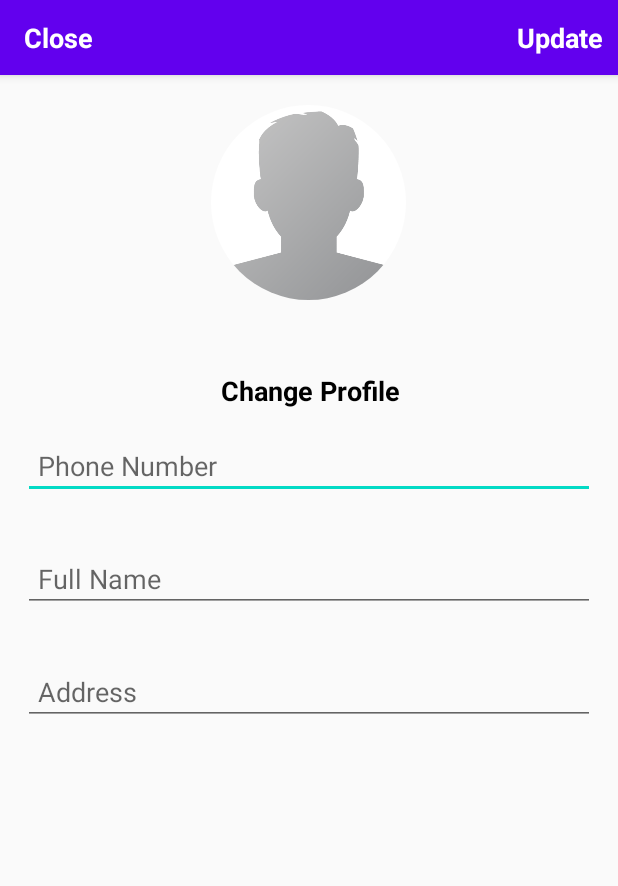
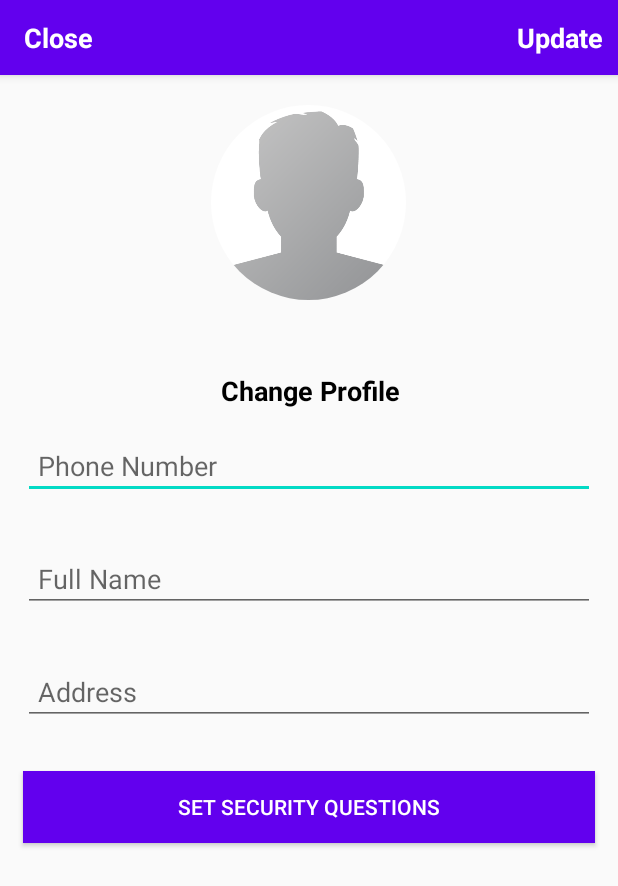
Before and after one commit to Faizan-Mushtaq/Ecommerce, an Android app: the SettingsActivity screen opened directly, with no data from a screen before it, on a phone screen of 412 x 824 dp. Shown: the top 886 px of the screen. Run offline under Robolectric (Android 15) with nearby library versions, the light colour scheme and no system bars; our stand-ins replace CircleImageView, Firebase (no records; nobody signed in at launch, a user with empty details on screens opened directly), Picasso; libraries missing offline, so code that uses them is left out: com.theartofdev.edmodo; 2 statements that could not run were skipped.

Commit message:
Add Code.

```diff
--- a/app/src/main/java/com/example/ecommerce/SettingsActivity.java
+++ b/app/src/main/java/com/example/ecommerce/SettingsActivity.java
@@ -10,6 +10,7 @@ import android.net.Uri;
 import android.os.Bundle;
 import android.text.TextUtils;
 import android.view.View;
+import android.widget.Button;
 import android.widget.EditText;
 import android.widget.ProgressBar;
 import android.widget.TextView;
@@ -41,6 +42,7 @@ public class SettingsActivity extends AppCompatActivity {
      private CircleImageView profileImageView;
      private EditText fullNameEditText,userPhoneEditText,addressEditText;
      private TextView profileChangeTextBtn,closeTextBtn,saveTextBtn;
+    private Button securityQuestionBtn;
 
      private Uri imageUri;
      private String myUrl="";
@@ -63,6 +65,7 @@ public class SettingsActivity extends AppCompatActivity {
         profileChangeTextBtn=(TextView)findViewById(R.id.profile_image_change_btn);
         closeTextBtn=(TextView)findViewById(R.id.close_settings_btn);
         saveTextBtn=(TextView)findViewById(R.id.update_account_settings_btn);
+        securityQuestionBtn = findViewById(R.id.security_questions_btn);
 
         userDisplay(profileImageView,fullNameEditText,userPhoneEditText,addressEditText);//call function to show  saved data
 
@@ -71,6 +74,16 @@ public class SettingsActivity extends AppCompatActivity {
             @Override
             public void onClick(View v) {
                 finish();
+            }
+        });
+
+        securityQuestionBtn.setOnClickListener(new View.OnClickListener() {
+            @Override
+            public void onClick(View v)
+            {
+                Intent intent = new Intent(SettingsActivity.this, ResetPasswordActivity.class);
+                intent.putExtra("check", "settings");
+                startActivity(intent);
             }
         });
 
--- a/app/src/main/res/layout/activity_settings.xml
+++ b/app/src/main/res/layout/activity_settings.xml
@@ -98,5 +98,16 @@
         android:layout_margin="15dp"
         android:padding="10dp"
         />
+    <Button
+        android:id="@+id/security_questions_btn"
+        android:layout_width="match_parent"
+        android:layout_height="wrap_content"
+        android:layout_below="@+id/settings_address"
+        android:text="Set Security Questions"
+        android:background="@color/colorPrimary"
+        android:textColor="@android:color/white"
+        android:layout_margin="15dp"
+        android:padding="10dp"
+        />
 
 </RelativeLayout>
```
Also changed, not shown: app/src/main/java/com/example/ecommerce/LoginActivity.java (+11 -0 lines), app/src/main/java/com/example/ecommerce/ResetPasswordActivity.java (+20 -0 lines), app/src/main/res/layout/activity_reset_password.xml (+85 -2 lines).
